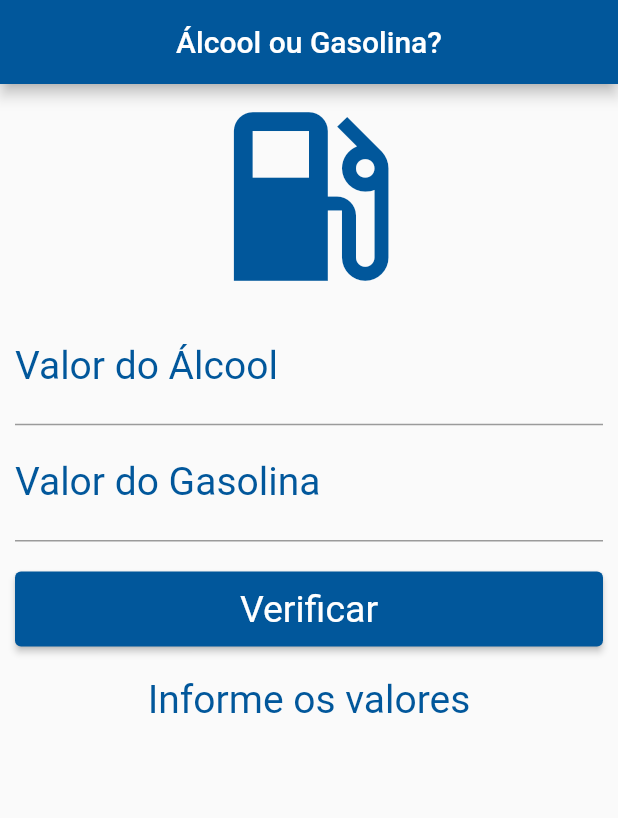
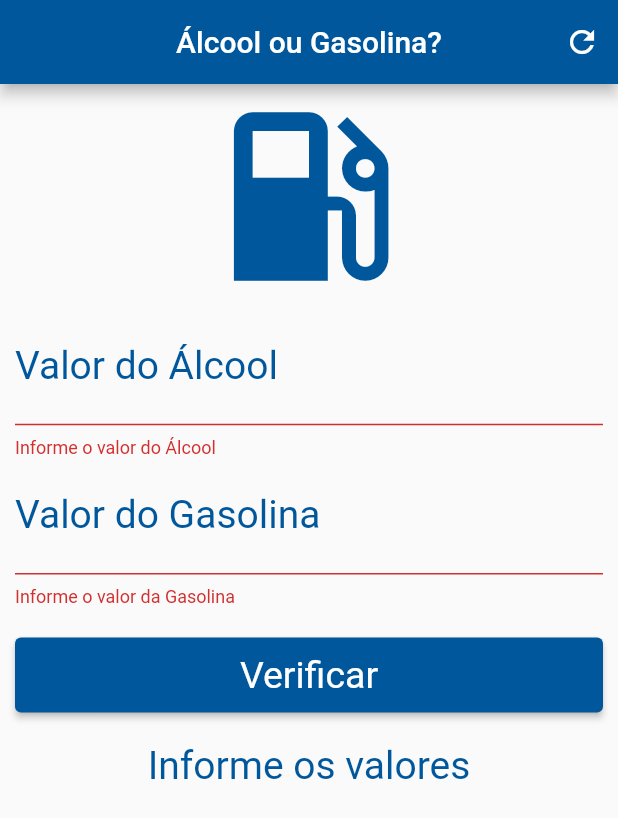
Before and after one commit to traue/2021-1_quarta_noite, a Flutter app: the screen it shows after launch, after a tap on "Verificar", on a phone screen of 412 x 824 dp. Shown: the top 818 px of the screen. Run offline on Flutter 3.47's test engine with Material 2 defaults, Android fonts, the phone set to English and light mode, and no system bars.

Commit message:
Update main.dart

```diff
--- a/alcool_gasolina/lib/main.dart
+++ b/alcool_gasolina/lib/main.dart
@@ -19,8 +19,6 @@ class _HomeState extends State<Home> {
   TextEditingController alcoolController = TextEditingController();
   TextEditingController gasolinaController = TextEditingController();
 
-  //falta:fazer a valifação do formulário usando o _formkey
-
   void _calculaCombustivelIdeal() {
     setState(() {
       double vAlcool = double.parse(alcoolController.text.replaceAll(',', '.'));
@@ -32,6 +30,15 @@ class _HomeState extends State<Home> {
     });
   }
 
+  void _reset() {
+    alcoolController.text = "";
+    gasolinaController.text = "";
+    setState(() {
+      _resultado = "Informe os valores";
+      _formkey = GlobalKey<FormState>();
+    });
+  }
+
   @override
   Widget build(BuildContext context) {
     return Scaffold(
@@ -40,9 +47,19 @@ class _HomeState extends State<Home> {
             Text("Álcool ou Gasolina?", style: TextStyle(color: Colors.white)),
         centerTitle: true,
         backgroundColor: Colors.lightBlue[900],
+        actions: [
+          IconButton(
+              icon: Icon(Icons.refresh),
+              onPressed: () {
+                _reset();
+              },
+          )
+        ],
       ),
       body: SingleChildScrollView(
         padding: EdgeInsets.fromLTRB(10.0, 0, 10.0, 0.0),
+        child: Form(
+          key: _formkey,
           child: Column(
             crossAxisAlignment: CrossAxisAlignment.stretch,
             children: [
@@ -55,6 +72,7 @@ class _HomeState extends State<Home> {
                 controller: alcoolController,
                 textAlign: TextAlign.center,
                 keyboardType: TextInputType.number,
+                validator: (value) => value.isEmpty ? "Informe o valor do Álcool" : null,
                 decoration: InputDecoration(
                     labelText: "Valor do Álcool",
                     labelStyle: TextStyle(color: Colors.lightBlue[900])),
@@ -64,6 +82,7 @@ class _HomeState extends State<Home> {
                 controller: gasolinaController,
                 textAlign: TextAlign.center,
                 keyboardType: TextInputType.number,
+                validator: (value) => value.isEmpty ? "Informe o valor da Gasolina" : null,
                 decoration: InputDecoration(
                     labelText: "Valor do Gasolina",
                     labelStyle: TextStyle(color: Colors.lightBlue[900])),
@@ -75,7 +94,9 @@ class _HomeState extends State<Home> {
                   height: 50.0,
                   child: ElevatedButton(
                     onPressed: () {
+                      if(_formkey.currentState.validate()) {
                         _calculaCombustivelIdeal();
+                      }
                     },
                     child: Text('Verificar'),
                     style: ElevatedButton.styleFrom(
@@ -96,6 +117,7 @@ class _HomeState extends State<Home> {
             ],
           ),
         ),
+      ),
     );
   }
 }
```
Lines whose indentation alone changed are shown as unchanged.
